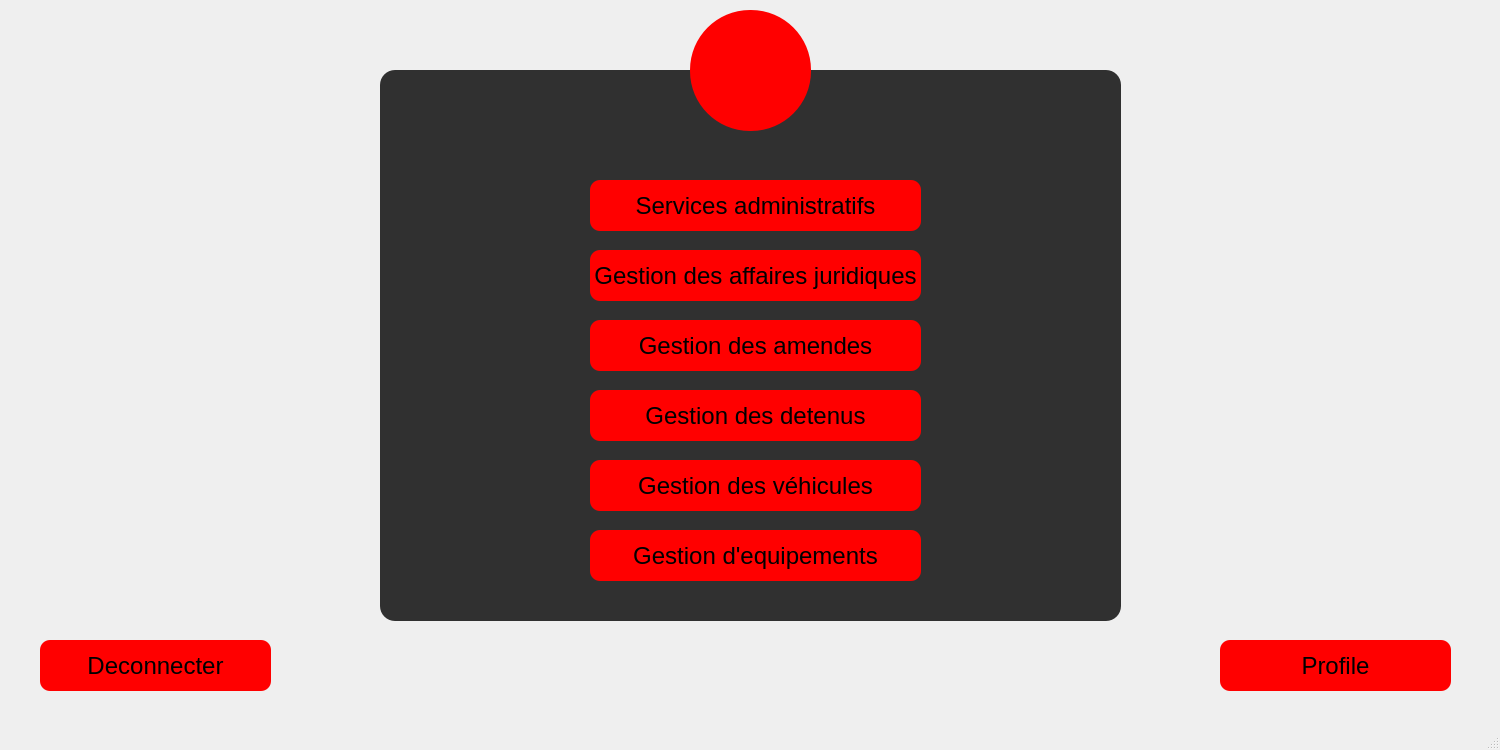
Qt form policestation.ui (nefissaKhiari/Smart_Plolice_Station) before a commit.
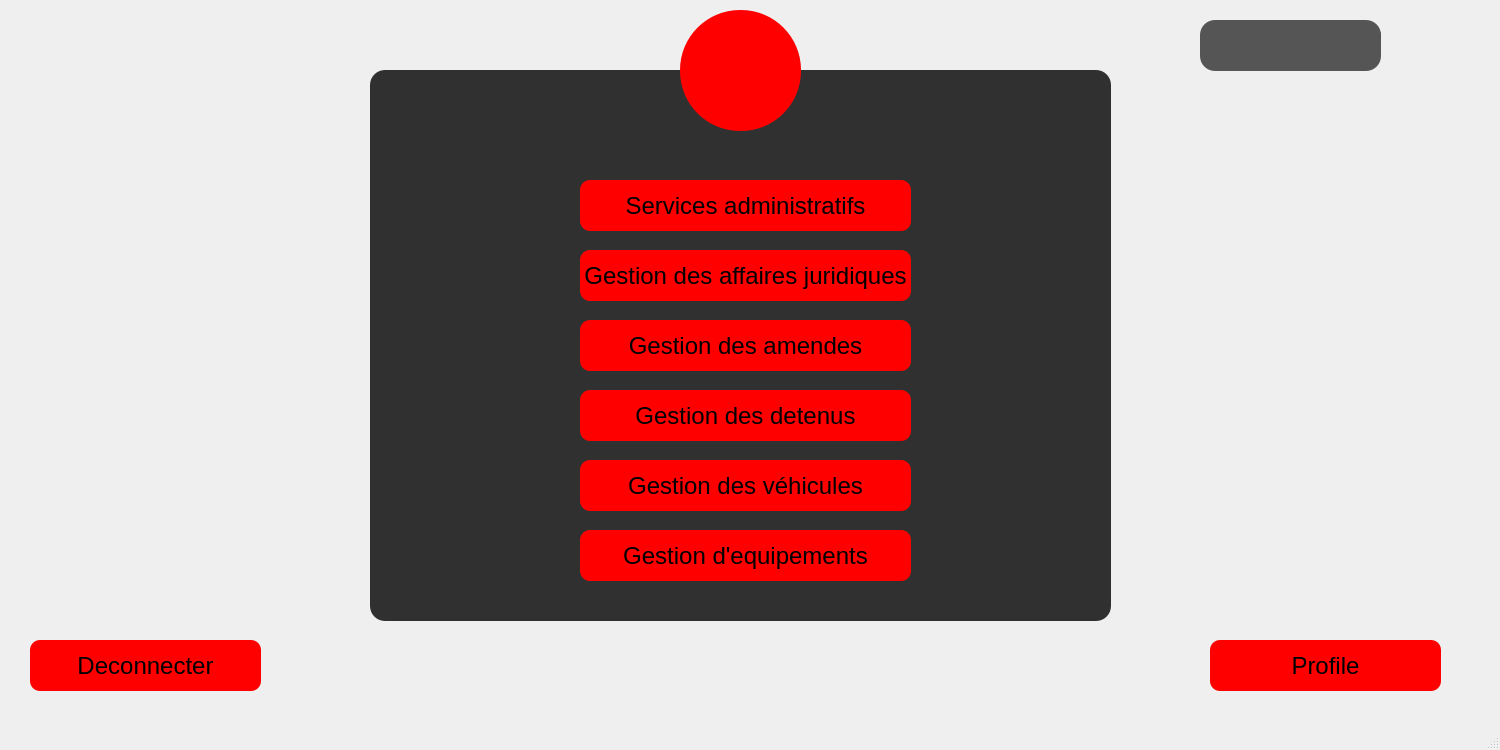
The same form after that commit. The open tabs and pages were chosen to show the change. Icons and pictures are not drawn.

```diff
--- a/policestation.ui
+++ b/policestation.ui
@@ -74,7 +74,7 @@
    <widget class="QStackedWidget" name="stackedWidget">
     <property name="geometry">
      <rect>
-      <x>0</x>
+      <x>-10</x>
       <y>0</y>
       <width>1501</width>
       <height>711</height>
@@ -387,6 +387,38 @@
        </size>
       </property>
      </widget>
+     <widget class="QFrame" name="frame58">
+      <property name="geometry">
+       <rect>
+        <x>1210</x>
+        <y>20</y>
+        <width>181</width>
+        <height>51</height>
+       </rect>
+      </property>
+      <property name="styleSheet">
+       <string notr="true">background:rgb(85, 85, 85)</string>
+      </property>
+      <property name="frameShape">
+       <enum>QFrame::StyledPanel</enum>
+      </property>
+      <property name="frameShadow">
+       <enum>QFrame::Raised</enum>
+      </property>
+      <widget class="QLabel" name="time">
+       <property name="geometry">
+        <rect>
+         <x>15</x>
+         <y>9</y>
+         <width>171</width>
+         <height>31</height>
+        </rect>
+       </property>
+       <property name="text">
+        <string/>
+       </property>
+      </widget>
+     </widget>
     </widget>
     <widget class="QWidget" name="GestionsAJ">
      <widget class="QPushButton" name="B_BackToMenu">
```
Left out of the diff: 163 changed lines with no effect on the pictures.
